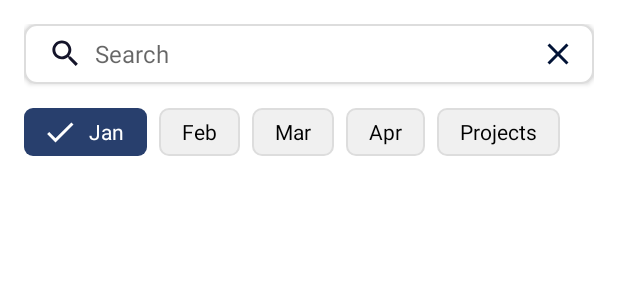
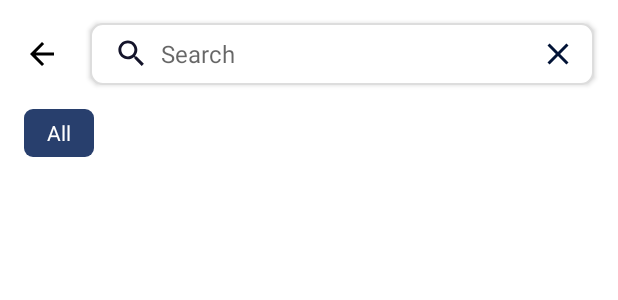
Before and after one commit to ayamkecappp/ToDoListApp, an Android app: the layout search_filter.xml on its own in the app's theme, with its tools: preview values and no code run, on a phone screen of 412 x 824 dp. Shown: the top 300 px of the screen. Run offline under Robolectric (Android 15) with nearby library versions, the phone set to English and light mode, and no system bars; Roboto replaces fonts that are not available here.

Commit message:
feat: make search view and logic

```diff
--- a/app/src/main/AndroidManifest.xml
+++ b/app/src/main/AndroidManifest.xml
@@ -11,7 +11,6 @@
         android:theme="@style/Theme.ToDoListApp"
         tools:targetApi="31">
 
-        <!-- LoginActivity jadi entry point -->
         <activity
             android:name=".CalendarActivity"
             android:exported="false" />
@@ -39,6 +38,7 @@
         <activity android:name=".HomeActivity" />
         <activity android:name=".SignUpActivity" />
         <activity android:name=".ProfileActivity" />
+        <activity android:name=".SearchFilterActivity" />
     </application>
 
 </manifest>
--- a/app/src/main/res/drawable/outline_line_start_circle_24.xml
+++ /dev/null
@@ -1,5 +0,0 @@
-<vector xmlns:android="http://schemas.android.com/apk/res/android" android:height="24dp" android:tint="#021336" android:viewportHeight="960" android:viewportWidth="960" android:width="24dp">
-
-    <path android:fillColor="@android:color/white" android:pathData="M320,640Q386,640 433,593Q480,546 480,480Q480,414 433,367Q386,320 320,320Q254,320 207,367Q160,414 160,480Q160,546 207,593Q254,640 320,640ZM320,720Q220,720 150,650Q80,580 80,480Q80,380 150,310Q220,240 320,240Q410,240 476.5,297Q543,354 557,440L880,440L880,520L557,520Q543,606 476.5,663Q410,720 320,720ZM320,480Q320,480 320,480Q320,480 320,480Q320,480 320,480Q320,480 320,480Q320,480 320,480Q320,480 320,480Q320,480 320,480Q320,480 320,480Z"/>
-
-</vector>
--- a/app/src/main/res/layout/search_filter.xml
+++ b/app/src/main/res/layout/search_filter.xml
@@ -1,28 +1,46 @@
 <?xml version="1.0" encoding="utf-8"?>
 <androidx.constraintlayout.widget.ConstraintLayout xmlns:android="http://schemas.android.com/apk/res/android"
     xmlns:app="http://schemas.android.com/apk/res-auto"
+    xmlns:tools="http://schemas.android.com/tools"
     android:layout_width="match_parent"
     android:layout_height="match_parent"
-    android:padding="16dp"
     android:background="@android:color/white">
+
+    <ImageView
+        android:id="@+id/btn_back"
+        android:layout_width="48dp"
+        android:layout_height="48dp"
+        android:padding="12dp"
+        android:layout_marginStart="4dp"
+        android:layout_marginTop="12dp"
+        android:src="@drawable/ic_arrow_back"
+        android:background="?attr/selectableItemBackgroundBorderless"
+        android:clickable="true"
+        android:focusable="true"
+        app:tint="@android:color/black"
+        app:layout_constraintStart_toStartOf="parent"
+        app:layout_constraintTop_toTopOf="parent" />
 
     <EditText
         android:id="@+id/input_search"
         android:layout_width="0dp"
-        android:layout_height="40dp"
+        android:layout_height="41dp"
+        android:layout_marginStart="8dp"
+        android:layout_marginEnd="16dp"
         android:background="@drawable/bg_search_input"
+        android:drawableStart="@drawable/ic_search"
+        android:drawableEnd="@drawable/ic_cancel"
+        android:drawablePadding="8dp"
+        android:elevation="2dp"
         android:hint="Search"
         android:paddingStart="16dp"
         android:paddingEnd="12dp"
         android:textColor="@android:color/black"
-        android:drawableStart="@drawable/ic_search"
-        android:drawableEnd="@drawable/ic_cancel"
-        android:drawablePadding="8dp"
         android:textSize="16sp"
-        app:layout_constraintTop_toTopOf="parent"
-        app:layout_constraintStart_toStartOf="parent"
         app:layout_constraintEnd_toEndOf="parent"
-        android:elevation="2dp" />
+        app:layout_constraintStart_toEndOf="@id/btn_back"
+        app:layout_constraintTop_toTopOf="@id/btn_back"
+        app:layout_constraintBottom_toBottomOf="@id/btn_back" />
 
     <HorizontalScrollView
         android:id="@+id/scroll_chips"
@@ -39,77 +57,52 @@
             android:layout_width="wrap_content"
             android:layout_height="wrap_content"
             android:orientation="horizontal"
-            android:gravity="center_vertical">
+            android:gravity="center_vertical"
+            android:paddingStart="16dp"
+            android:paddingEnd="16dp">
 
             <TextView
-                android:id="@+id/chip_jan"
+                android:id="@+id/chip_all"
                 android:layout_width="wrap_content"
                 android:layout_height="32dp"
-                android:text=" Jan "
+                android:text=" All "
                 android:paddingStart="12dp"
                 android:paddingEnd="12dp"
                 android:gravity="center"
                 android:textColor="@android:color/white"
                 android:textSize="14sp"
                 android:background="@drawable/chip_selected"
-                android:drawableStart="@drawable/ic_check"
-                app:drawableTint="@color/white"
                 android:drawablePadding="4dp"
                 android:layout_marginEnd="8dp"/>
-
-            <TextView
-                android:id="@+id/chip_feb"
-                android:layout_width="wrap_content"
-                android:layout_height="32dp"
-                android:text=" Feb "
-                android:paddingStart="12dp"
-                android:paddingEnd="12dp"
-                android:gravity="center"
-                android:textColor="@android:color/black"
-                android:textSize="14sp"
-                android:background="@drawable/chip_unselected"
-                android:layout_marginEnd="8dp"/>
-
-            <TextView
-                android:id="@+id/chip_mar"
-                android:layout_width="wrap_content"
-                android:layout_height="32dp"
-                android:text=" Mar "
-                android:paddingStart="12dp"
-                android:paddingEnd="12dp"
-                android:gravity="center"
-                android:textColor="@android:color/black"
-                android:textSize="14sp"
-                android:background="@drawable/chip_unselected"
-                android:layout_marginEnd="8dp"/>
-
-            <TextView
-                android:id="@+id/chip_apr"
-                android:layout_width="wrap_content"
-                android:layout_height="32dp"
-                android:text=" Apr "
-                android:paddingStart="12dp"
-                android:paddingEnd="12dp"
-                android:gravity="center"
-                android:textColor="@android:color/black"
-                android:textSize="14sp"
-                android:background="@drawable/chip_unselected"
-                android:layout_marginEnd="8dp"/>
-
-            <TextView
-                android:id="@+id/chip_projects"
-                android:layout_width="wrap_content"
-                android:layout_height="32dp"
-                android:text=" Projects "
-                android:paddingStart="12dp"
-                android:paddingEnd="12dp"
-                android:gravity="center"
-                android:textColor="@android:color/black"
-                android:textSize="14sp"
-                android:background="@drawable/chip_unselected"
-                android:layout_marginEnd="8dp"/>
-
         </LinearLayout>
     </HorizontalScrollView>
 
+    <ScrollView
+        android:id="@+id/task_scrollview"
+        android:layout_width="0dp"
+        android:layout_height="0dp"
+        android:clipToPadding="false"
+        android:paddingBottom="20dp"
+
+        app:layout_constraintTop_toBottomOf="@id/scroll_chips"
+        app:layout_constraintStart_toStartOf="parent"
+        app:layout_constraintEnd_toEndOf="parent"
+        app:layout_constraintBottom_toBottomOf="parent"
+
+        android:layout_marginTop="32dp"
+        android:layout_marginStart="0dp"
+        android:layout_marginEnd="0dp">
+
+        <LinearLayout
+            android:id="@+id/task_results_container_xml"
+            android:layout_width="match_parent"
+            android:layout_height="wrap_content"
+            android:orientation="vertical"
+            android:paddingStart="16dp"
+            android:paddingEnd="16dp"
+            android:paddingTop="88dp"
+            android:paddingBottom="16dp" />
+
+    </ScrollView>
+
 </androidx.constraintlayout.widget.ConstraintLayout>
```
Also changed, not shown: app/src/main/java/com/example/todolistapp/AddTaskActivity.kt (+45 -27 lines), app/src/main/java/com/example/todolistapp/CalendarActivity.kt (+9 -1 lines), app/src/main/java/com/example/todolistapp/SearchFilterActivity.kt (added, +234 -0 lines), app/src/main/java/com/example/todolistapp/TaskActivity.kt (+89 -99 lines), app/src/main/java/com/example/todolistapp/TaskRepository.kt (added, +76 -0 lines), app/src/main/res/layout/task.xml (+10 -7 lines).
